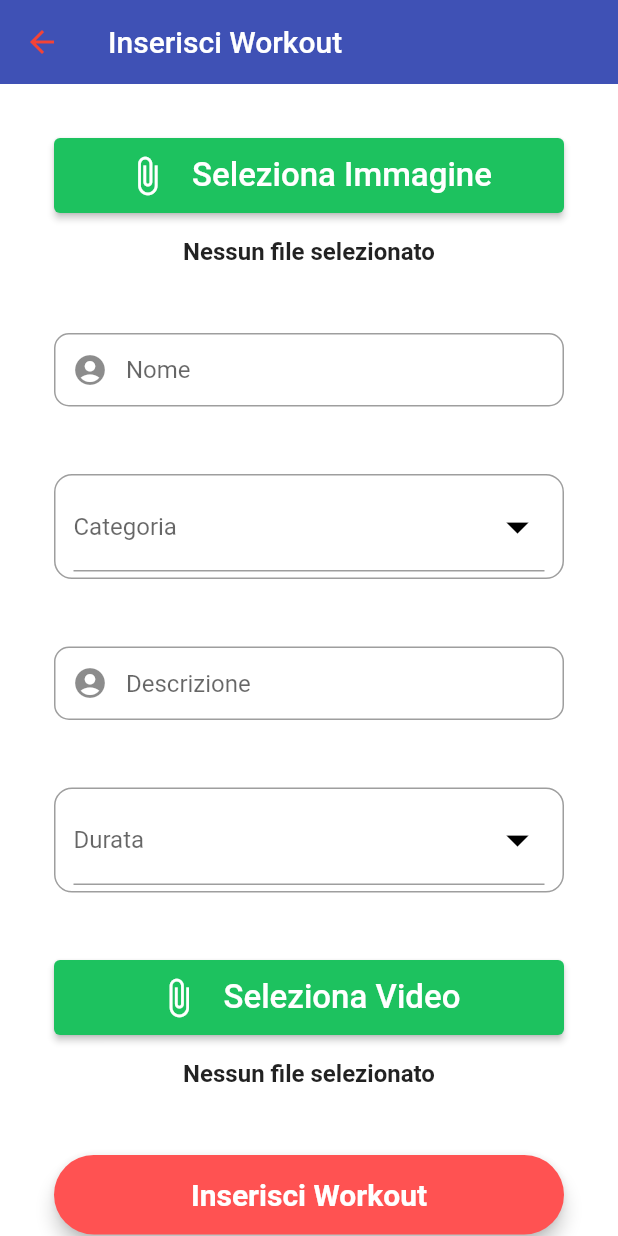
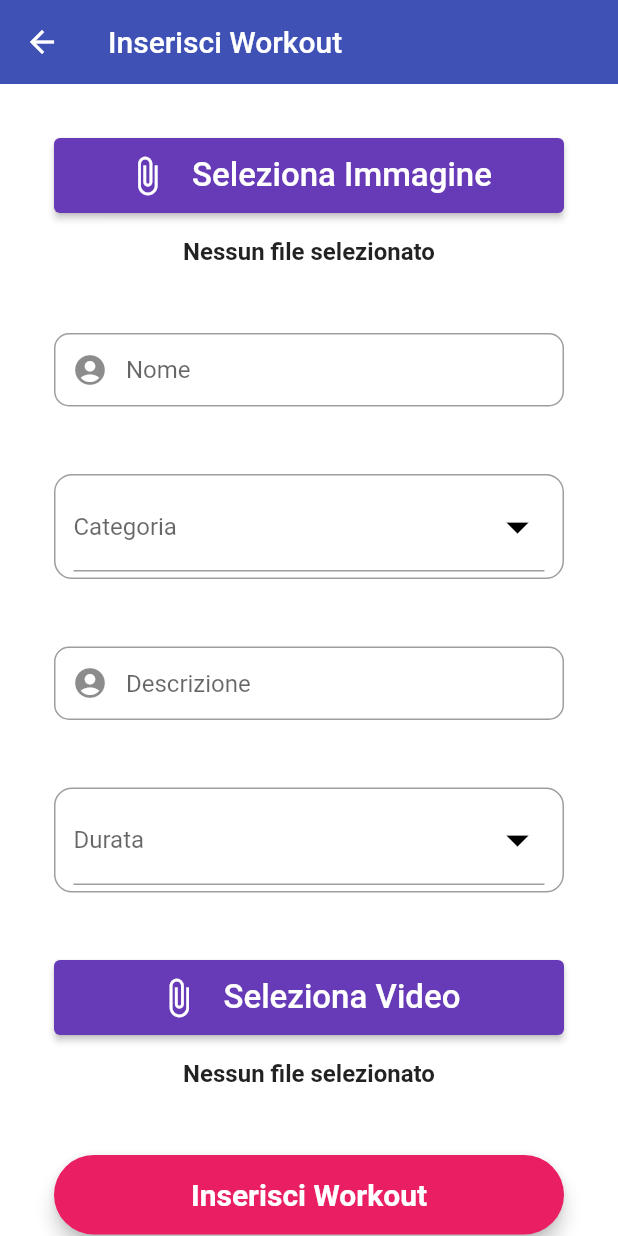
Before and after one commit to lorenzoromandini/massigym_flutter, a Flutter app: the AddWorkout screen opened directly, on a phone screen of 412 x 824 dp. Run offline on Flutter 3.47's test engine with Material 2 defaults, Android fonts, the phone set to English and light mode, and no system bars; our stand-ins replace cloud_firestore, dio, file_picker, firebase_auth, firebase_core, firebase_storage and 5 more; accounts and stored records are empty.

Commit message:
Layout, fixed red screen

```diff
--- a/lib/ui/personal/personal_workout.dart
+++ b/lib/ui/personal/personal_workout.dart
@@ -67,12 +67,6 @@ class _PersonalWorkoutState extends State<PersonalWorkout> {
         appBar: AppBar(
           title: Text("I miei Workout"),
           elevation: 0,
-          leading: IconButton(
-            icon: const Icon(Icons.arrow_back, color: Colors.red),
-            onPressed: () {
-              Navigator.pop(context);
-            },
-          ),
         ),
         body: Column(children: <Widget>[
           Expanded(child: cardioList),
--- a/lib/ui/personal/profilo.dart
+++ b/lib/ui/personal/profilo.dart
@@ -117,7 +117,7 @@ class _ProfiloState extends State<Profilo> {
       width: 400,
       child: (userModel.profileImageUrl != "")
           ? Image.network(
-              userModel.profileImageUrl!,
+              "${userModel.profileImageUrl}",
               fit: BoxFit.contain,
             )
           : Image.asset("assets/profile_image_empty.png", fit: BoxFit.contain),
@@ -151,7 +151,7 @@ class _ProfiloState extends State<Profilo> {
               padding: EdgeInsets.all(20).copyWith(bottom: 10),
               child: Column(children: [
                 Text(
-                  userModel.username!,
+                  "${userModel.username}",
                   style: TextStyle(
                       fontSize: 26,
                       fontStyle: FontStyle.italic,
--- a/lib/ui/workout/add_workout.dart
+++ b/lib/ui/workout/add_workout.dart
@@ -74,7 +74,7 @@ class _AddWorkoutState extends State<AddWorkout> {
     insertWorkout(String name, String category, String description,
         String duration) async {
       if (_formKey.currentState!.validate()) {
-                Fluttertoast.showToast(msg: "Inserimento Workout...");
+        Fluttertoast.showToast(msg: "Inserimento Workout...");
         FirebaseFirestore firebaseFirestore = FirebaseFirestore.instance;
         User? user = FirebaseAuth.instance.currentUser;
         WorkoutModel workoutModel = WorkoutModel();
@@ -159,7 +159,6 @@ class _AddWorkoutState extends State<AddWorkout> {
       }
     }
 
-    // name field
     final nameField = TextFormField(
       autofocus: false,
       controller: nameController,
@@ -214,7 +213,6 @@ class _AddWorkoutState extends State<AddWorkout> {
       ),
     );
 
-    // description field
     final descriptionField = TextFormField(
       autofocus: false,
       controller: descriptionController,
@@ -264,15 +262,11 @@ class _AddWorkoutState extends State<AddWorkout> {
       ),
     );
 
-    final imageFileName =
-        imageFile != null ? basename(imageFile!.path) : "Nessun file selezionato";
-    final videoFileName =
-        videoFile != null ? basename(videoFile!.path) : "Nessun file selezionato";
 
     final insertWorkoutButton = Material(
       elevation: 5,
       borderRadius: BorderRadius.circular(30),
-      color: Colors.redAccent,
+      color: Colors.pink,
       child: MaterialButton(
         padding: const EdgeInsets.fromLTRB(20, 15, 20, 15),
         minWidth: MediaQuery.of(context).size.width,
@@ -289,17 +283,19 @@ class _AddWorkoutState extends State<AddWorkout> {
       ),
     );
 
+
+    final imageFileName = imageFile != null
+        ? basename(imageFile!.path)
+        : "Nessun file selezionato";
+    final videoFileName = videoFile != null
+        ? basename(videoFile!.path)
+        : "Nessun file selezionato";
+
     return Scaffold(
       backgroundColor: Colors.white,
       appBar: AppBar(
         title: Text("Inserisci Workout"),
         elevation: 0,
-        leading: IconButton(
-          icon: const Icon(Icons.arrow_back, color: Colors.red),
-          onPressed: () {
-            Navigator.pop(context);
-          },
-        ),
       ),
       body: Center(
         child: SingleChildScrollView(
@@ -375,7 +371,7 @@ class ButtonWidget extends StatelessWidget {
   Widget build(BuildContext context) {
     return ElevatedButton(
         style: ElevatedButton.styleFrom(
-          primary: Color.fromRGBO(29, 194, 95, 1),
+          primary: Colors.deepPurple,
           minimumSize: Size.fromHeight(50),
         ),
         onPressed: onClicked,
```
Also changed, not shown: lib/ui/workout/workout_details.dart (+7 -0 lines).
